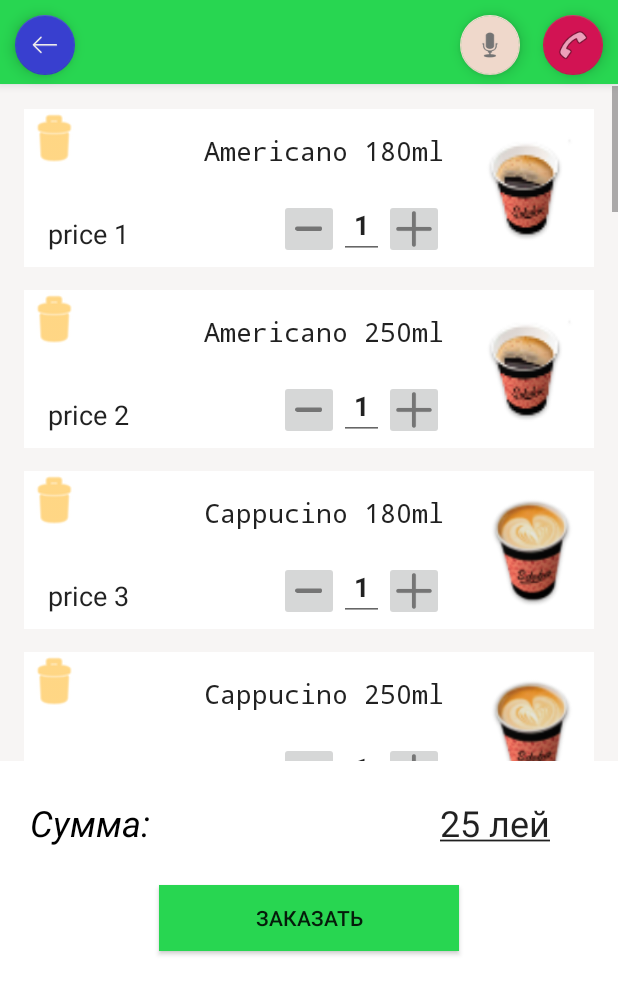
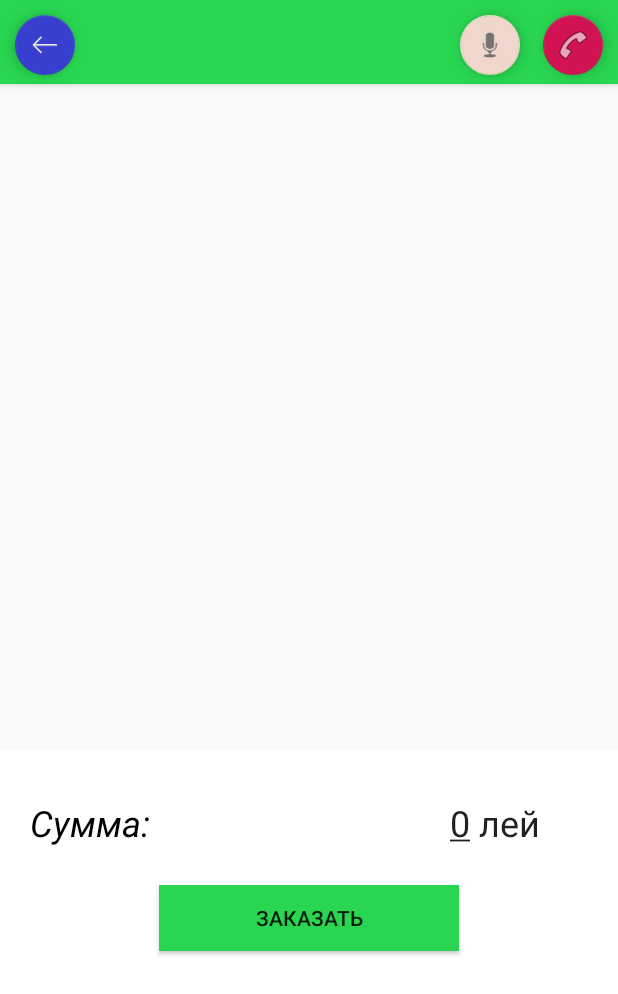
Before and after one commit to DeimontDev/justb, an Android app: the ShoppingCartActivity screen opened directly, with no data from a screen before it, on a phone screen of 412 x 824 dp. Shown: the top 994 px of the screen. Run offline under Robolectric (Android 15) with nearby library versions, the phone set to English and light mode, and no system bars.

Commit message:
Added some actions with calculate price

```diff
--- a/deliveryfruits/src/main/java/com/deliveryapp/deliveryfruits/ShoppingCartActivity.java
+++ b/deliveryfruits/src/main/java/com/deliveryapp/deliveryfruits/ShoppingCartActivity.java
@@ -6,11 +6,17 @@ import android.os.Bundle;
 import android.support.constraint.ConstraintLayout;
 import android.support.design.widget.FloatingActionButton;
 import android.support.v7.app.AppCompatActivity;
+import android.text.Spannable;
+import android.text.SpannableString;
+import android.text.style.UnderlineSpan;
 import android.view.View;
 import android.widget.ImageButton;
 import android.widget.TextView;
 
 public class ShoppingCartActivity extends AppCompatActivity {
+
+    private static int TOTAL;
+    private Intent extras = GlobalConst.intent;
 
     @Override
     protected void onCreate(Bundle savedInstanceState) {
@@ -25,10 +31,64 @@ public class ShoppingCartActivity extends AppCompatActivity {
                 startActivity(intent);
             }
         });
-        Bundle extras = getIntent().getExtras();
 
         Resources res = getResources();
+        TextView amount = findViewById(R.id.amount);
+        TOTAL = 0;
+        processPrice(res);
 
+        processProduct(res);
+        processButtons(res);
+
+        setNewAmount(String.valueOf(TOTAL), amount);
+    }
+
+    private TextView setNewAmount(String newAmount, TextView amount) {
+        SpannableString ss = new SpannableString(newAmount + " лей");
+        ss.setSpan(new UnderlineSpan(), 0, newAmount.length(), Spannable.SPAN_EXCLUSIVE_EXCLUSIVE);
+        amount.setText(ss);
+
+        return amount;
+    }
+
+    private void processPrice(Resources res) {
+        for (int i = 1; i <= 20 ; i++) {
+            if (extras != null && extras.getStringExtra("product" + i) != null) {
+                TextView price = findViewById(res.getIdentifier(
+                        "price" + String.valueOf(i), "id", getPackageName()));
+                String pric = price.getText().toString().substring(0, price.getText().toString().indexOf(" "));
+                String actQuan = extras.getStringExtra("quantity" + i);
+                int quantityActual = Integer.parseInt(actQuan);
+                int priceActual = Integer.parseInt(pric);
+
+                if (quantityActual > 1) {
+                    priceActual *= quantityActual;
+                }
+
+                TOTAL = TOTAL + priceActual;
+
+                pric = String.valueOf(priceActual) + " лей";
+                price.setText(pric);
+            }
+        }
+    }
+
+    private void processProduct(Resources res) {
+        for (int i = 1; i <= 20; i++) {
+            if (extras != null && extras.getStringExtra("product" + i) != null) {
+                ConstraintLayout lay = findViewById(res.getIdentifier(
+                        "lay" + String.valueOf(i), "id", getPackageName()));
+                TextView quantity = findViewById(res.getIdentifier(
+                        "text" + String.valueOf(i), "id", getPackageName()));
+                String actQuan = extras.getStringExtra("quantity" + i);
+                quantity.setText(actQuan);
+
+                lay.setVisibility(View.VISIBLE);
+            }
+        }
+    }
+
+    private void processButtons(Resources res) {
         for (int i = 0; i < 20; i++) {
             int id = i + 1;
             ImageButton plus = findViewById(res.getIdentifier(
@@ -41,19 +101,27 @@ public class ShoppingCartActivity extends AppCompatActivity {
 
             ImageButton delete = findViewById(res.getIdentifier(
                     "delete" + String.valueOf(id), "id", getPackageName()));
-            delete.setOnClickListener(deleteListener(id));
+            delete.setOnClickListener(deleteListener(id, extras));
         }
-
     }
 
-    private View.OnClickListener deleteListener(final int id) {
+    private View.OnClickListener deleteListener(final int id, final Intent extras) {
         return new View.OnClickListener() {
             @Override
             public void onClick(View view) {
                 Resources res = getResources();
                 ConstraintLayout layout = findViewById(res.getIdentifier(
                         "lay" + String.valueOf(id), "id", getPackageName()));
+                TextView price = findViewById(res.getIdentifier(
+                        "price" + String.valueOf(id), "id", getPackageName()));
+                String clearPrice = price.getText().toString().substring(0, price.getText().toString().indexOf(" "));
+                TOTAL = TOTAL - Integer.parseInt(clearPrice);
+
+                TextView amount = findViewById(R.id.amount);
+                setNewAmount(String.valueOf(TOTAL), amount);
+
                 layout.setVisibility(View.GONE);
+                extras.removeExtra("product" + id);
             }
         };
     }
--- a/deliveryfruits/src/main/res/layout-sw400dp/activity_shopping_cart.xml
+++ b/deliveryfruits/src/main/res/layout-sw400dp/activity_shopping_cart.xml
@@ -93,7 +93,7 @@
                     android:id="@+id/lay1"
                     android:layout_height="wrap_content"
                     android:layout_marginTop="15dp"
-                    android:visibility="visible"
+                    android:visibility="gone"
                     app:layout_constraintTop_toTopOf="parent" app:layout_constraintEnd_toEndOf="parent"
                     android:layout_marginEnd="16dp" android:layout_marginRight="16dp"
                     app:layout_constraintStart_toStartOf="parent" android:layout_marginLeft="16dp"
@@ -166,7 +166,7 @@
                     app:layout_constraintTop_toBottomOf="@+id/lay1"
                     app:layout_constraintStart_toStartOf="parent" android:layout_marginLeft="16dp"
                     android:layout_marginStart="16dp" app:layout_constraintEnd_toEndOf="parent"
-                    android:visibility="visible"
+                    android:visibility="gone"
                     android:layout_marginEnd="16dp" android:layout_marginRight="16dp" android:id="@+id/lay2">
                 <TextView
                         android:text="@string/americano_250ml"
@@ -237,7 +237,7 @@
                     app:layout_constraintTop_toBottomOf="@+id/lay2"
                     app:layout_constraintStart_toStartOf="parent" android:layout_marginLeft="16dp"
                     android:layout_marginStart="16dp" app:layout_constraintEnd_toEndOf="parent"
-                    android:visibility="visible"
+                    android:visibility="gone"
                     android:layout_marginEnd="16dp" android:layout_marginRight="16dp" android:id="@+id/lay3">
                 <TextView
                         android:text="@string/cappucno_180ml"
@@ -308,7 +308,7 @@
                     app:layout_constraintTop_toBottomOf="@+id/lay3"
                     app:layout_constraintStart_toStartOf="parent" android:layout_marginLeft="16dp"
                     android:layout_marginStart="16dp" app:layout_constraintEnd_toEndOf="parent"
-                    android:visibility="visible"
+                    android:visibility="gone"
                     android:layout_marginEnd="16dp" android:layout_marginRight="16dp" android:id="@+id/lay4">
                 <TextView
                         android:text="@string/cappucino_250ml"
@@ -379,7 +379,7 @@
                     app:layout_constraintTop_toBottomOf="@+id/lay5"
                     app:layout_constraintStart_toStartOf="parent" android:layout_marginLeft="16dp"
                     android:layout_marginStart="16dp" app:layout_constraintEnd_toEndOf="parent"
-                    android:visibility="visible"
+                    android:visibility="gone"
                     android:layout_marginEnd="16dp" android:layout_marginRight="16dp" android:id="@+id/lay6">
                 <TextView
                         android:text="@string/latte_250ml"
@@ -450,7 +450,7 @@
                     app:layout_constraintTop_toBottomOf="@+id/lay4"
                     app:layout_constraintStart_toStartOf="parent" android:layout_marginLeft="16dp"
                     android:layout_marginStart="16dp" app:layout_constraintEnd_toEndOf="parent"
-                    android:visibility="visible"
+                    android:visibility="gone"
                     android:layout_marginEnd="16dp" android:layout_marginRight="16dp" android:id="@+id/lay5">
                 <TextView
                         android:text="@string/latte_180ml"
@@ -521,7 +521,7 @@
                     app:layout_constraintTop_toBottomOf="@+id/lay6"
                     app:layout_constraintStart_toStartOf="parent" android:layout_marginLeft="16dp"
                     android:layout_marginStart="16dp" app:layout_constraintEnd_toEndOf="parent"
-                    android:visibility="visible"
+                    android:visibility="gone"
                     android:layout_marginEnd="16dp" android:layout_marginRight="16dp" android:id="@+id/lay7">
                 <TextView
                         android:text="@string/hot_dog"
@@ -592,7 +592,7 @@
                     app:layout_constraintTop_toBottomOf="@+id/lay7"
                     app:layout_constraintStart_toStartOf="parent" android:layout_marginLeft="16dp"
                     android:layout_marginStart="16dp" app:layout_constraintEnd_toEndOf="parent"
-                    android:visibility="visible"
+                    android:visibility="gone"
                     android:layout_marginEnd="16dp" android:layout_marginRight="16dp" android:id="@+id/lay8">
                 <TextView
                         android:text="@string/covrig_mac"
@@ -663,7 +663,7 @@
                     app:layout_constraintTop_toBottomOf="@+id/lay8"
                     app:layout_constraintStart_toStartOf="parent" android:layout_marginLeft="16dp"
                     android:layout_marginStart="16dp" app:layout_constraintEnd_toEndOf="parent"
-                    android:visibility="visible"
+                    android:visibility="gone"
                     android:layout_marginEnd="16dp" android:layout_marginRight="16dp" android:id="@+id/lay9">
                 <TextView
                         android:text="@string/foietaj_sunca"
@@ -734,7 +734,7 @@
                     app:layout_constraintTop_toBottomOf="@+id/lay9"
                     app:layout_constraintStart_toStartOf="parent" android:layout_marginLeft="16dp"
                     android:layout_marginStart="16dp" app:layout_constraintEnd_toEndOf="parent"
-                    android:visibility="visible"
+                    android:visibility="gone"
                     android:layout_marginEnd="16dp" android:layout_marginRight="16dp" android:id="@+id/lay10">
                 <TextView
                         android:text="@string/pizza"
@@ -806,7 +806,7 @@
                     app:layout_constraintTop_toBottomOf="@+id/lay10"
                     app:layout_constraintStart_toStartOf="parent" android:layout_marginLeft="16dp"
                     android:layout_marginStart="16dp" app:layout_constraintEnd_toEndOf="parent"
-                    android:visibility="visible"
+                    android:visibility="gone"
                     android:layout_marginEnd="16dp" android:layout_marginRight="16dp" android:id="@+id/lay11">
                 <TextView
                         android:text="@string/placinta_brinza"
@@ -877,7 +877,7 @@
                     app:layout_constraintTop_toBottomOf="@+id/lay11"
                     app:layout_constraintStart_toStartOf="parent" android:layout_marginLeft="16dp"
                     android:layout_marginStart="16dp" app:layout_constraintEnd_toEndOf="parent"
-                    android:visibility="visible"
+                    android:visibility="gone"
                     android:layout_marginEnd="16dp" android:layout_marginRight="16dp" android:id="@+id/lay12">
                 <TextView
                         android:text="@string/sasisca"
@@ -948,7 +948,7 @@
                     app:layout_constraintTop_toBottomOf="@+id/lay12"
                     app:layout_constraintStart_toStartOf="parent" android:layout_marginLeft="16dp"
                     android:layout_marginStart="16dp" app:layout_constraintEnd_toEndOf="parent"
-                    android:visibility="visible"
+                    android:visibility="gone"
                     android:layout_marginEnd="16dp" android:layout_marginRight="16dp" android:id="@+id/lay13">
                 <TextView
                         android:text="@string/foietaj_fructe"
@@ -1020,7 +1020,7 @@
                     app:layout_constraintTop_toBottomOf="@+id/lay13"
                     app:layout_constraintStart_toStartOf="parent" android:layout_marginLeft="16dp"
                     android:layout_marginStart="16dp" app:layout_constraintEnd_toEndOf="parent"
-                    android:visibility="visible"
+                    android:visibility="gone"
                     android:layout_marginEnd="16dp" android:layout_marginRight="16dp" android:id="@+id/lay14">
                 <TextView
                         android:text="@string/cruasan"
@@ -1091,7 +1091,7 @@
                     app:layout_constraintTop_toBottomOf="@+id/lay14"
                     app:layout_constraintStart_toStartOf="parent" android:layout_marginLeft="16dp"
                     android:layout_marginStart="16dp" app:layout_constraintEnd_toEndOf="parent"
-                    android:visibility="visible"
+                    android:visibility="gone"
                     android:layout_marginEnd="16dp" android:layout_marginRight="16dp" android:id="@+id/lay15">
                 <TextView
                         android:text="@string/placinta_visina"
@@ -1162,7 +1162,7 @@
                     app:layout_constraintTop_toBottomOf="@+id/lay15"
                     app:layout_constraintStart_toStartOf="parent" android:layout_marginLeft="16dp"
                     android:layout_marginStart="16dp" app:layout_constraintEnd_toEndOf="parent"
-                    android:visibility="visible"
+                    android:visibility="gone"
                     android:layout_marginEnd="16dp" android:layout_marginRight="16dp" android:id="@+id/lay16">
                 <TextView
                         android:text="@string/muffin"
@@ -1233,7 +1233,7 @@
                     app:layout_constraintTop_toBottomOf="@+id/lay16"
                     app:layout_constraintStart_toStartOf="parent" android:layout_marginLeft="16dp"
                     android:layout_marginStart="15dp" app:layout_constraintEnd_toEndOf="parent"
-                    android:visibility="visible"
+                    android:visibility="gone"
                     android:layout_marginEnd="16dp" android:layout_marginRight="16dp" android:id="@+id/lay17">
                 <TextView
                         android:text="@string/donuts_roz"
@@ -1304,7 +1304,7 @@
                     app:layout_constraintTop_toBottomOf="@+id/lay17"
                     app:layout_constraintStart_toStartOf="parent" android:layout_marginLeft="16dp"
                     android:layout_marginStart="15dp" app:layout_constraintEnd_toEndOf="parent"
-                    android:visibility="visible"
+                    android:visibility="gone"
                     android:layout_marginEnd="16dp" android:layout_marginRight="16dp" android:id="@+id/lay18">
                 <TextView
                         android:text="@string/donuts_negru"
@@ -1375,7 +1375,7 @@
                     app:layout_constraintTop_toBottomOf="@+id/lay18"
                     app:layout_constraintStart_toStartOf="parent" android:layout_marginLeft="16dp"
                     android:layout_marginStart="15dp" app:layout_constraintEnd_toEndOf="parent"
-                    android:visibility="visible"
+                    android:visibility="gone"
                     android:layout_marginEnd="16dp" android:layout_marginRight="16dp" android:id="@+id/lay19">
                 <TextView
                         android:text="@string/donuts_alb"
@@ -1446,7 +1446,7 @@
                     app:layout_constraintTop_toBottomOf="@+id/lay19"
                     app:layout_constraintStart_toStartOf="parent" android:layout_marginLeft="16dp"
                     android:layout_marginStart="15dp" app:layout_constraintEnd_toEndOf="parent"
-                    android:visibility="visible"
+                    android:visibility="gone"
                     android:layout_marginEnd="16dp" android:layout_marginRight="16dp" android:id="@+id/lay20">
                 <TextView
                         android:text="@string/foietaj_crema"
--- a/deliveryfruits/src/main/res/values/strings.xml
+++ b/deliveryfruits/src/main/res/values/strings.xml
@@ -18,27 +18,27 @@
     <string name="_15">15 лей</string>
     <string name="_10">10 лей</string>
     <string name="_1">1</string>
-    <string name="price_1">price 1</string>
+    <string name="price_1">10 лей</string>
     <string name="product_1">Product 1</string>
-    <string name="price_3">price 3</string>
-    <string name="price_2">price 2</string>
-    <string name="price_4">price 4</string>
-    <string name="price_5">price 5</string>
-    <string name="price_6">price 6</string>
-    <string name="price_7">price 7</string>
-    <string name="price_8">price 8</string>
-    <string name="price_13">price 13</string>
-    <string name="price_16">price 16</string>
-    <string name="price_17">price 17</string>
-    <string name="price_15">price 15</string>
-    <string name="price_14">price 14</string>
-    <string name="price_18">price 18</string>
-    <string name="price_19">price 19</string>
-    <string name="price_20">price 20</string>
-    <string name="price_12">price 12</string>
-    <string name="price_11">price 11</string>
-    <string name="price_10">price 10</string>
-    <string name="price_9">price 9</string>
+    <string name="price_3">18 лей</string>
+    <string name="price_2">15 лей</string>
+    <string name="price_4">23 лея</string>
+    <string name="price_5">20 лей</string>
+    <string name="price_6">25 лей</string>
+    <string name="price_7">30 лей</string>
+    <string name="price_8">34 лея</string>
+    <string name="price_13">38 лей</string>
+    <string name="price_16">20 лей</string>
+    <string name="price_17">27 лей</string>
+    <string name="price_15">50 лей</string>
+    <string name="price_14">15 лей</string>
+    <string name="price_18">18 лей</string>
+    <string name="price_19">21 лей</string>
+    <string name="price_20">12 лей</string>
+    <string name="price_12">30 лей</string>
+    <string name="price_11">24 лея</string>
+    <string name="price_10">50 лей</string>
+    <string name="price_9">22 лея</string>
     <string name="foietaj_crema">Foietaj crema</string>
     <string name="donuts_roz">Donuts roz</string>
     <string name="donuts_alb">Donuts alb</string>
```
Also changed, not shown: deliveryfruits/src/main/java/com/deliveryapp/deliveryfruits/GlobalConst.java (added, +9 -0 lines), deliveryfruits/src/main/java/com/deliveryapp/deliveryfruits/MainActivity.java (+28 -10 lines), deliveryfruits/src/main/res/layout-sw400dp/activity_main.xml (+8 -8 lines).
